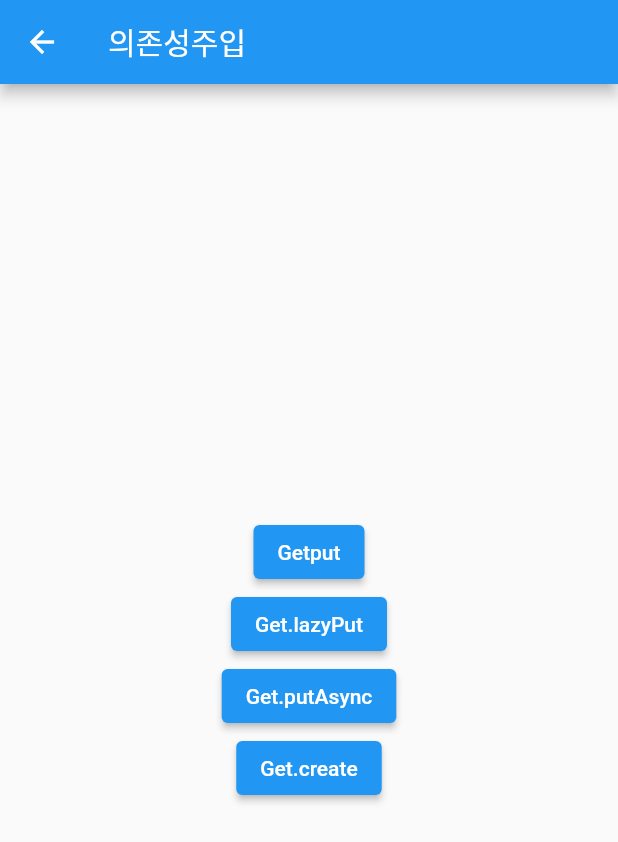
After one commit to hunderboy/Flutter_GetX, a Flutter app: the screen it shows after launch, after a tap on "의존성 관리", on a phone screen of 412 x 824 dp. The commit adds this screen. Shown: the top 842 px of the screen. Run offline on Flutter 3.47's test engine with Material 2 defaults, Android fonts, the phone set to English and light mode, and no system bars; our stand-ins replace get.

Commit message:
종속성관리(의존성 주입) OK

```diff
--- a/lib/src/home.dart
+++ b/lib/src/home.dart
@@ -1,5 +1,6 @@
 import 'package:flutter/material.dart';
 import 'package:get/get.dart';
+import 'package:getx_example/src/pages/dependencys/dependency_manage_page.dart';
 import 'package:getx_example/src/pages/simple_state_manage_page.dart';
 import 'pages/normal/first.dart';
 import 'pages/reactive_state_manage_page.dart';
@@ -49,6 +50,13 @@ class Home extends StatelessWidget {
                 Get.to(ReactiveStateManagePage());
               },
             ),
+            RaisedButton(
+              child: Text("의존성 관리"),
+              onPressed: () {
+                // arguments 에 객체나 String, Int 등 다양한 타입의 데이터를 이동하는 화면에 전달 가능
+                Get.to(DependencyManagePage());
+              },
+            ),
           ],
         ),
       ),
--- /dev/null
+++ b/lib/src/pages/dependencys/dependency_controller.dart
@@ -0,0 +1,7 @@
+import 'package:flutter/cupertino.dart';
+import 'package:get/get.dart';
+
+class DependencyController extends GetxController {
+  void increase(){
+  }
+}
--- /dev/null
+++ b/lib/src/pages/dependencys/dependency_manage_page.dart
@@ -0,0 +1,75 @@
+
+import 'package:flutter/material.dart';
+import 'package:get/get.dart';
+import 'package:getx_example/src/pages/dependencys/dependency_controller.dart';
+import 'package:getx_example/src/pages/dependencys/get_lazyput.dart';
+import 'package:getx_example/src/pages/dependencys/get_put.dart';
+
+class DependencyManagePage extends StatelessWidget {
+  const DependencyManagePage({Key? key}) : super(key: key);
+
+  @override
+  Widget build(BuildContext context) {
+    return Scaffold(
+      appBar: AppBar(
+        title: Text("의존성주입"),
+      ),
+      body: Center(
+        child: Column(
+          mainAxisAlignment: MainAxisAlignment.center,
+          children: [
+            ElevatedButton(
+              child: Text("Getput"),
+              onPressed: () {
+                Get.to(() => GetPut(),
+                binding: BindingsBuilder(() {
+                  Get.put(DependencyController());
+                }));
+              }
+            ),
+            ElevatedButton(
+                child: Text("Get.lazyPut"),
+                onPressed: () {
+                  Get.to(() => GetLazyPut(),
+                  binding: BindingsBuilder(() {
+                    Get.lazyPut<DependencyController>(
+                            ()=> DependencyController()
+                    );
+                  }));
+                }
+            ),
+            ElevatedButton(
+              /**
+               * 페이지 이동할때, 서버에서 데이터를 받아와서 표현 해야 하거나.
+               * 인스턴스를 들어가기 전에 생성해야하거나,
+               * 페이지 이동전 사전준비가 필요할때 사용
+               */
+                child: Text("Get.putAsync"),
+                onPressed: () {
+                  Get.to(() => GetPut(),
+                      binding: BindingsBuilder(() {
+                        Get.putAsync<DependencyController>(() async {
+                          await Future.delayed(Duration(seconds: 5)); // 딜레이 후 controller 초기화
+                          return DependencyController();
+                        });
+                      }));
+                }
+            ),
+            ElevatedButton(
+                child: Text("Get.create"),
+                onPressed: () {
+                  Get.to(() => GetPut(),
+                      binding: BindingsBuilder(() {
+                        Get.create<DependencyController>(
+                          () => DependencyController()
+                        );
+                      }));
+                }
+            ),
+          ],
+        ),
+
+      ),
+    );
+  }
+}
--- /dev/null
+++ b/lib/src/pages/dependencys/get_put.dart
@@ -0,0 +1,22 @@
+import 'package:flutter/material.dart';
+import 'package:get/get.dart';
+
+import 'dependency_controller.dart';
+
+class GetPut extends StatelessWidget {
+  const GetPut({Key? key}) : super(key: key);
+
+  @override
+  Widget build(BuildContext context) {
+    return Scaffold(
+      appBar: AppBar(),
+      body: ElevatedButton(
+        child: Text("GetPut"),
+        onPressed: () {
+          print(Get.find<DependencyController>().hashCode); // 인스턴스이 고유 해시값
+          Get.find<DependencyController>().increase();
+        },
+      ),
+    );
+  }
+}
```
Also changed, not shown: lib/src/pages/dependencys/get_lazyput.dart (added, +23 -0 lines).
